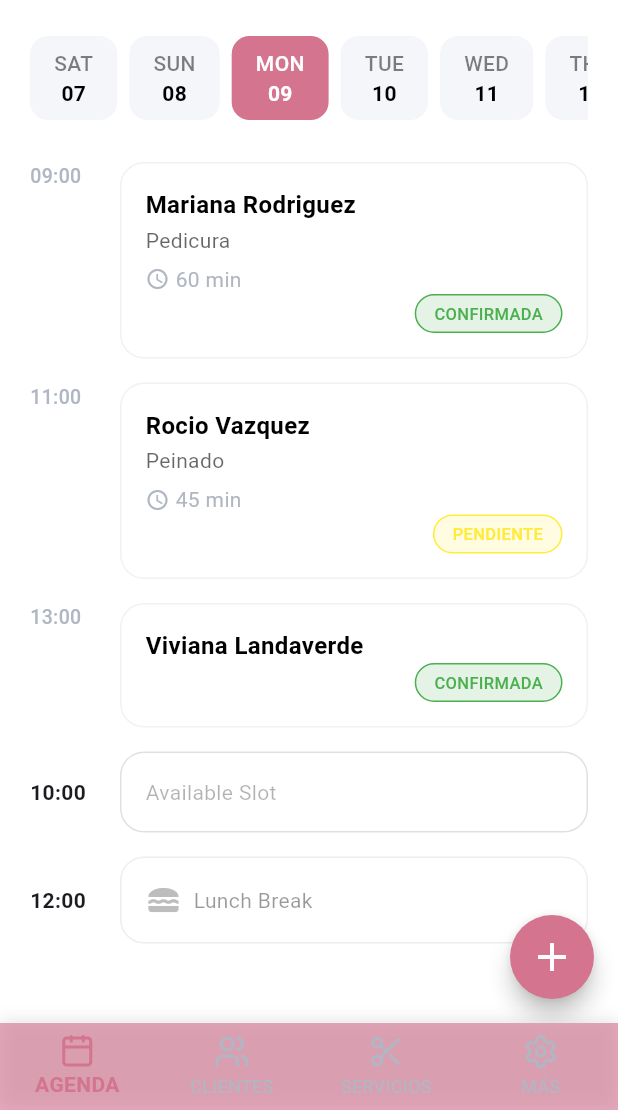
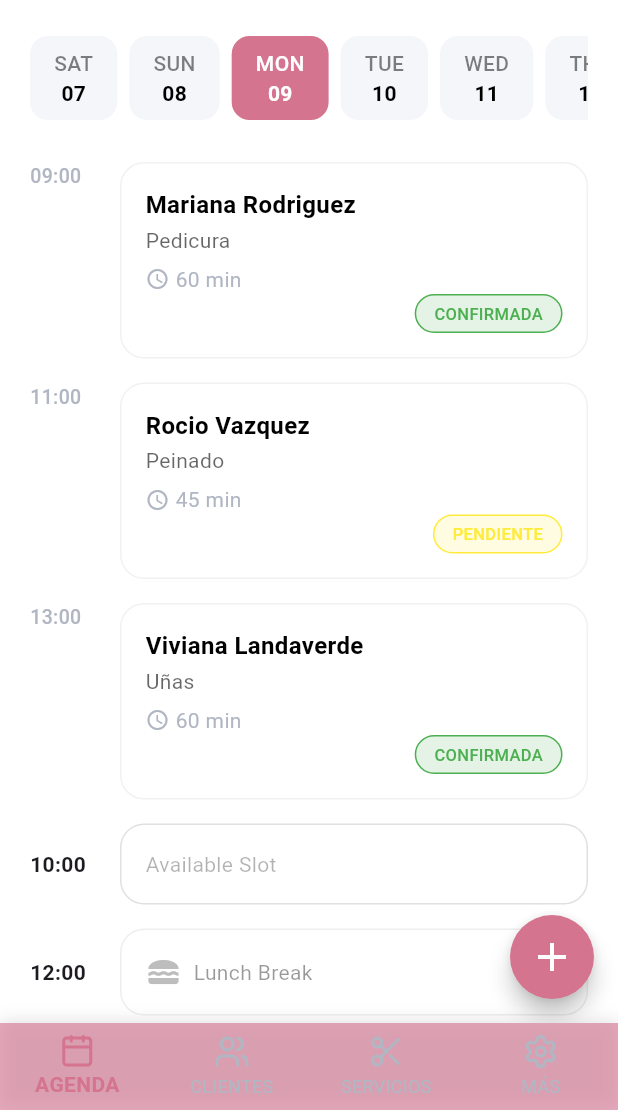
Before and after one commit to JGabrielGlez/Vivi_Beauty_Room, a Flutter app: the AgendaScreen screen opened by its route, on a phone screen of 412 x 824 dp, the part 126-1236 px from its top. Run offline on Flutter 3.47's test engine with Material 3 defaults, Android fonts, the phone set to English and light mode, and no system bars; our stand-ins replace go_router, lucide_icons; Roboto replaces fonts that are missing (Poppins).

Commit message:
fix: error al presionar tercera cita (tenía string en un int)

```diff
--- a/lib/features/agenda/screens/agenda_screen.dart
+++ b/lib/features/agenda/screens/agenda_screen.dart
@@ -39,8 +39,8 @@ class _AgendaScreenState extends State<AgendaScreen> {
     {
       'time': '13:00',
       'nombre': 'Viviana Landaverde',
-      'servicio': '',
-      'duracion': '',
+      'servicio': 'Uñas',
+      'duracion': 60,
       'status': 'CONFIRMADA',
     },
   ];
```
